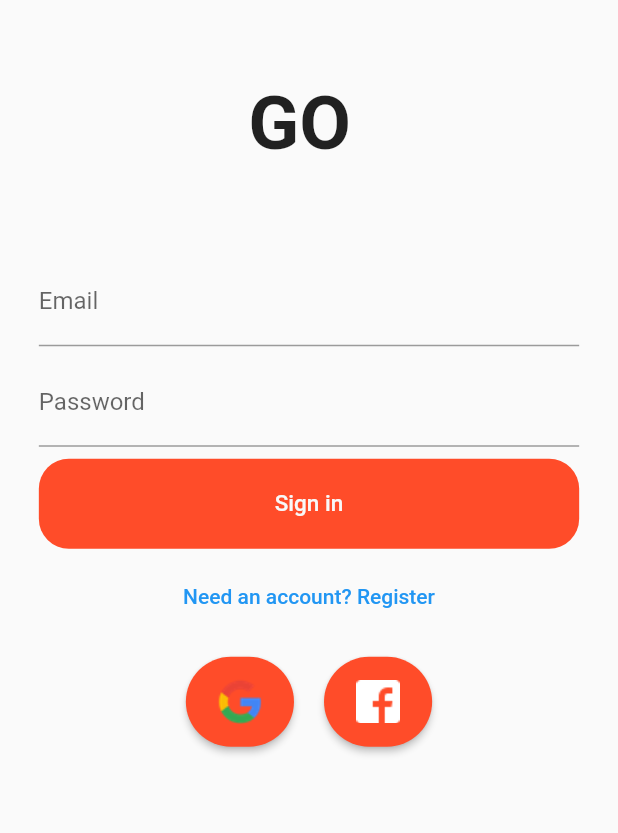
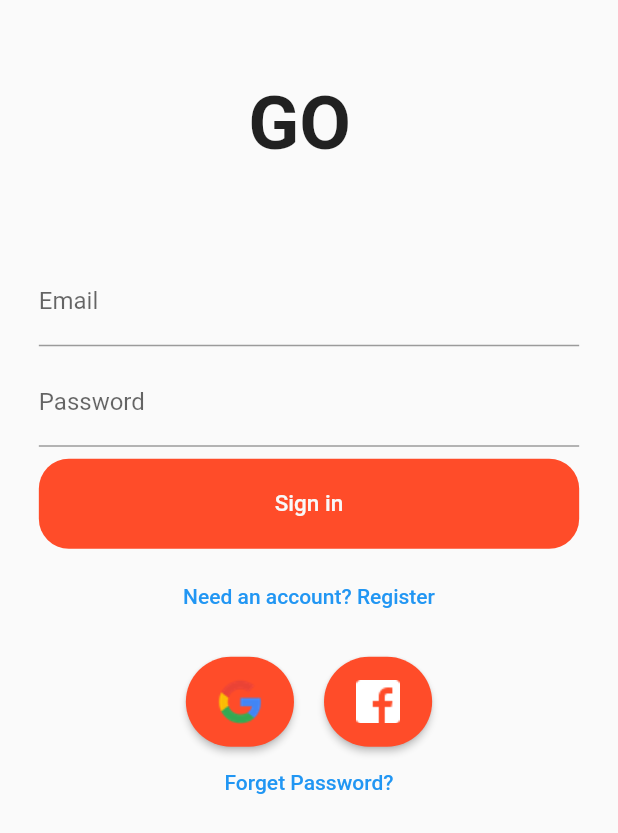
Before and after one commit to aydemiromer/Flutter-EcommerceApp, a Flutter app: the screen it shows after launch, on a phone screen of 412 x 824 dp. Shown: the top 833 px of the screen. Run offline on Flutter 3.47's test engine with Material 2 defaults, Android fonts, the phone set to English and light mode, and no system bars; our stand-ins replace firebase_auth, firebase_core, google_sign_in; missing offline and left inert: flutter_login_facebook; accounts and stored records are empty.

Commit message:
reset password created

```diff
--- /dev/null
+++ b/lib/features/firebase/authentication/login/components/sign_in_button.dart
@@ -0,0 +1,25 @@
+import 'package:flutter/cupertino.dart';
+import 'package:flutter/material.dart';
+import 'package:ecommerce/core/widget/custom_elevated_button.dart';
+
+
+class SignInButton extends CustomElevatedButton {
+  SignInButton({
+    Key key,
+    @required double width,
+    @required String text,
+    @required Color color,
+     Color textColor,
+    @required VoidCallback onPressed,
+  }) : super(
+    width:width,
+          key: key,
+          child: Text(
+            text,
+            style:  TextStyle(color: textColor ,fontSize: 15),
+          ),
+          color: color,
+          borderRadius: 20.0,
+          onPressed: onPressed,
+        );
+}
--- /dev/null
+++ b/lib/features/firebase/authentication/login/components/social_login_button.dart
@@ -0,0 +1,29 @@
+import 'package:ecommerce/core/widget/custom_elevated_button.dart';
+import 'package:flutter/cupertino.dart';
+
+class SocialSignInButton extends CustomElevatedButton {
+  SocialSignInButton({
+    Key key,
+    @required double width,
+    @required String assetName,
+    @required Color color,
+    @required VoidCallback onPressed,
+  }) : super(
+          width: width,
+          key: key,
+          child: Row(
+            mainAxisAlignment: MainAxisAlignment.center,
+            children: [
+              Image.asset(assetName),
+
+              /*Opacity(
+                opacity: 0.0,
+                child: Image.asset(assetName),
+              )*/
+            ],
+          ),
+          color: color,
+          borderRadius: 60.0,
+          onPressed: onPressed,
+        );
+}
--- a/lib/features/firebase/authentication/login/login_screen.dart
+++ b/lib/features/firebase/authentication/login/login_screen.dart
@@ -1,5 +1,6 @@
 import 'package:ecommerce/features/firebase/authentication/service/service.dart';
 import 'package:ecommerce/product/widget/auth_form.dart';
+import 'package:ecommerce/product/widget/reset_password.dart';
 import 'package:flutter/material.dart';
 import 'package:ecommerce/product/widget/social_login_button.dart';
 import 'package:provider/provider.dart';
@@ -65,10 +66,6 @@ class LoginScreen extends StatelessWidget {
                 height: 40,
               ),
               EmailSignInForm(),
-              /* textbuildmethod(appconstants),
-              const SizedBox(
-                height: 30,
-              ),*/
               buttonsmethod(context, appconstants),
               const SizedBox(
                 height: 30,
@@ -106,6 +103,14 @@ class LoginScreen extends StatelessWidget {
             ),
           ],
         ),
+        TextButton(
+            onPressed: () {
+              Navigator.push(
+                context,
+                MaterialPageRoute(builder: (context) => const ResetPassword()),
+              );
+            },
+            child: const Text("Forget Password?")),
       ],
     );
   }
--- a/lib/features/firebase/authentication/service/service.dart
+++ b/lib/features/firebase/authentication/service/service.dart
@@ -4,8 +4,9 @@ import 'package:google_sign_in/google_sign_in.dart';
 
 abstract class AuthBase {
   User get currentUser;
-  Stream<User>  authStateChanges();
+  Stream<User> authStateChanges();
 
+  sendPassword(String email);
   Future<User> signInWithGoogle();
   Future<User> signInWithFacebook();
   Future<User> createUserWithEmailandPassword(String email, String password);
@@ -17,7 +18,7 @@ class Auth implements AuthBase {
   final _fAuth = FirebaseAuth.instance;
 
   @override
-  Stream<User>  authStateChanges() => _fAuth.authStateChanges();
+  Stream<User> authStateChanges() => _fAuth.authStateChanges();
 
   @override
   User get currentUser => _fAuth.currentUser;
@@ -33,8 +34,14 @@ class Auth implements AuthBase {
   }
 
   @override
-  Future<User> signInWithEmailandPassword(
-      String email, String password) async {
+   sendPassword(String email) async {
+    await _fAuth.sendPasswordResetEmail(
+      email: email,
+    );
+  }
+
+  @override
+  Future<User> signInWithEmailandPassword(String email, String password) async {
     final userCredential = await _fAuth.signInWithCredential(
       EmailAuthProvider.credential(
         email: email,
@@ -46,7 +53,6 @@ class Auth implements AuthBase {
 
   @override
   Future<User> signInWithFacebook() async {
-
     final fb = FacebookLogin();
     final response = await fb.logIn(permissions: [
       FacebookPermission.publicProfile,
--- a/lib/product/widget/auth_form.dart
+++ b/lib/product/widget/auth_form.dart
@@ -88,6 +88,7 @@ class _EmailSignInFormState extends State<EmailSignInForm> {
       const SizedBox(height: 8.0),
       _buildPasswordTextField(),
       const SizedBox(height: 8.0),
+
       SignInButton(
         width: context.width * 0.8,
         color: AppColor.primaryorange,
@@ -95,7 +96,6 @@ class _EmailSignInFormState extends State<EmailSignInForm> {
         text: primaryText,
         onPressed: submitEnabled ? _submit : null,
       ),
-
       const SizedBox(height: 8.0),
       TextButton(
           onPressed: !_isLoading ? _toggleFormType : null,
```
Also changed, not shown: lib/features/firebase/authentication/login/components/input_field.dart (added, +26 -0 lines), lib/features/firebase/authentication/login/components/password_field.dart (added, +27 -0 lines), lib/features/firebase/authentication/login/components/text_field_container.dart (added, +23 -0 lines), lib/product/widget/reset_password.dart (added, +57 -0 lines).
